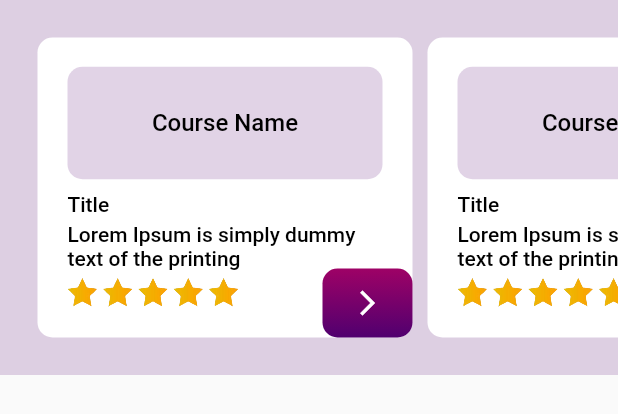
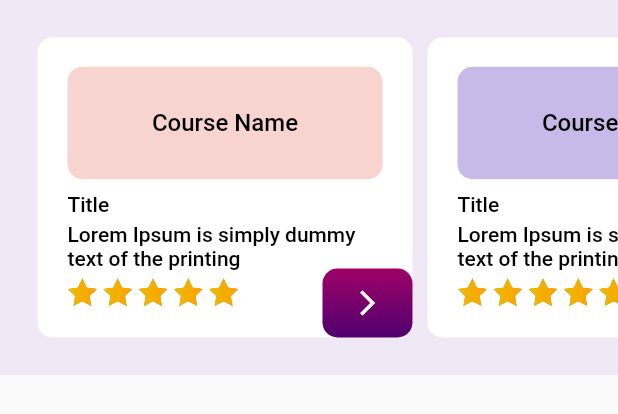
Before and after one commit to safvansafvan/Learning_app_Ui, a Flutter app: the CoursesWidget widget shown alone on an empty page, opened directly, on a phone screen of 412 x 824 dp. Shown: the top 414 px of the screen. Run offline on Flutter 3.47's test engine with Material 3 defaults, Android fonts, the phone set to English and light mode, and no system bars; our stand-ins replace get, lottie; Roboto replaces fonts that are missing (ProximaNova).

Commit message:
colore added

```diff
--- a/lib/controller/core/colors.dart
+++ b/lib/controller/core/colors.dart
@@ -13,6 +13,7 @@ class AppColors {
   static Color appBar1 = const Color(0xff50006F);
   static Color appBar2 = const Color(0xff9E0266);
   static Color color = const Color(0xff50006F);
-
-  static Color container = const Color(0xff50006F).withAlpha(300);
+  static Color container = const Color(0xffF1E8F5);
+  static Color courseC1 = const Color(0xffC7BAE8);
+  static Color courseC2 = const Color(0xffF7D4D0);
 }
--- a/lib/view/splash/splash.dart
+++ b/lib/view/splash/splash.dart
@@ -31,7 +31,7 @@ class _SplashViewState extends State<SplashView> {
               "LEARNING HUB",
               style: CustomFunctions.style(
                   fontWeight: FontWeight.w600,
-                  color: AppColors.color,
+                  color: AppColors.black,
                   size: 16),
             )
           ],
--- a/lib/view/widget/courses_widget.dart
+++ b/lib/view/widget/courses_widget.dart
@@ -19,7 +19,7 @@ class CoursesWidget extends StatelessWidget {
         itemBuilder: (context, index) {
           return Padding(
             padding: const EdgeInsets.symmetric(vertical: 25, horizontal: 5),
-            child: _courseContainer(),
+            child: _courseContainer(index),
           );
         },
       ),
@@ -27,7 +27,7 @@ class CoursesWidget extends StatelessWidget {
   }
 }
 
-Widget _courseContainer() {
+Widget _courseContainer(int index) {
   return Container(
     height: 150,
     width: 250,
@@ -44,7 +44,8 @@ Widget _courseContainer() {
               height: 75,
               width: 220,
               decoration: BoxDecoration(
-                  color: AppColors.container, borderRadius: AppSizes.radius10),
+                  color: index.isEven ? AppColors.courseC2 : AppColors.courseC1,
+                  borderRadius: AppSizes.radius10),
               child: Row(
                 mainAxisAlignment: MainAxisAlignment.center,
                 children: [
```
